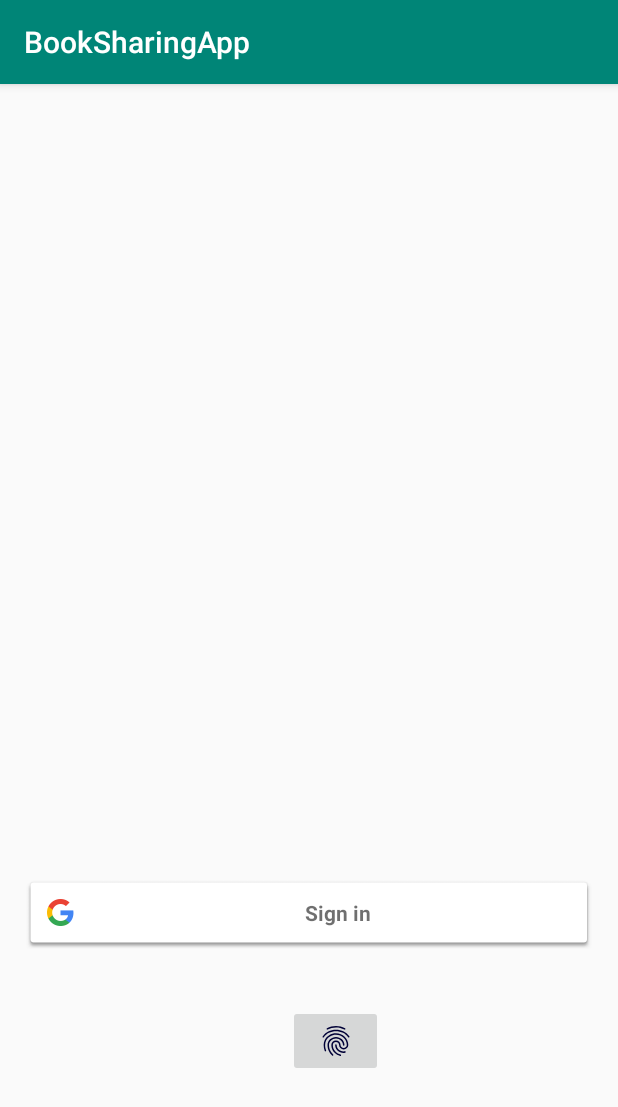
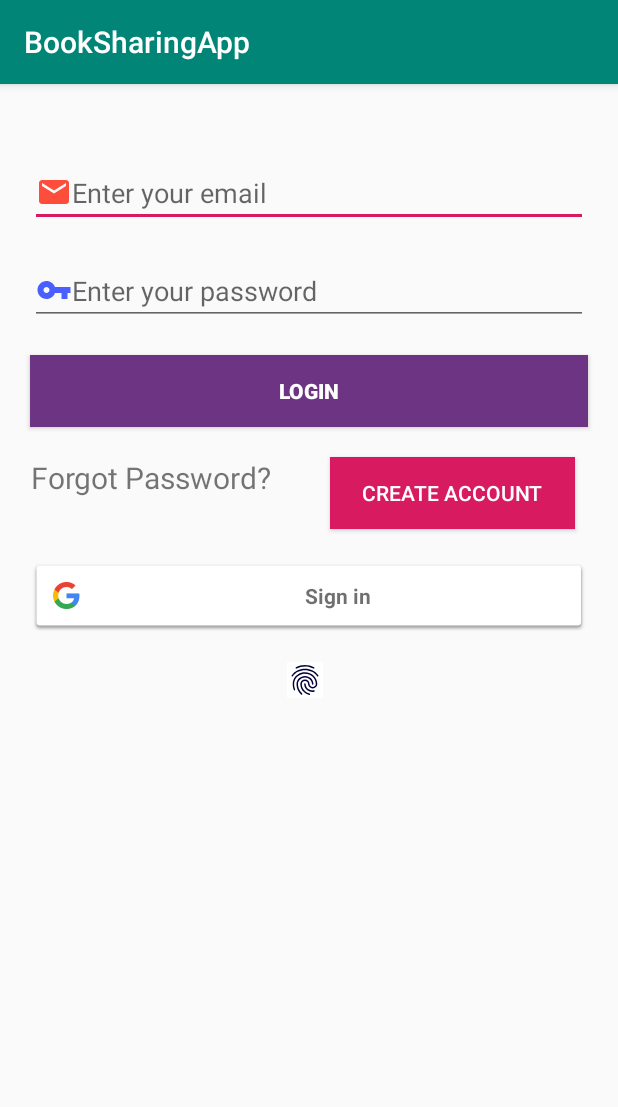
Before and after one commit to SwethaGeetheswaran/BookSharing-App, an Android app: the screen it shows after launch (MainActivity), on a phone screen of 412 x 824 dp. Shown: the top 1107 px of the screen. Run offline under Robolectric (Android 15) with nearby library versions, the phone set to English and light mode, and no system bars; our stand-ins replace Firebase (no records; nobody signed in at launch, a user with empty details on screens opened directly).

Commit message:
Login and Create Account screen

```diff
--- a/app/build.gradle
+++ b/app/build.gradle
@@ -25,7 +25,7 @@ android {
 
 dependencies {
     implementation fileTree(dir: 'libs', include: ['*.jar'])
-    implementation"org.jetbrains.kotlin:kotlin-stdlib-jdk7:$kotlin_version"
+    implementation "org.jetbrains.kotlin:kotlin-stdlib-jdk7:$kotlin_version"
     implementation 'androidx.appcompat:appcompat:1.1.0'
     implementation 'androidx.core:core-ktx:1.1.0'
     implementation 'androidx.constraintlayout:constraintlayout:1.1.3'
@@ -39,10 +39,12 @@ dependencies {
     implementation 'com.google.firebase:firebase-analytics:17.2.0'
 
     //Navigation Drawer
-    implementation 'com.google.android.material:material:1.1.0-beta01'
+    implementation 'com.google.android.material:material:1.2.0-alpha01'
 
     //Biometrics- Fingerprint
     implementation 'androidx.biometric:biometric:1.0.0-rc01'
+    //Firebase- Database
+    implementation 'com.google.firebase:firebase-database:19.2.0'
     testImplementation 'junit:junit:4.12'
     androidTestImplementation 'androidx.test.ext:junit:1.1.1'
     androidTestImplementation 'androidx.test.espresso:espresso-core:3.2.0'
--- a/app/src/main/AndroidManifest.xml
+++ b/app/src/main/AndroidManifest.xml
@@ -21,6 +21,8 @@
         </activity>
 
         <activity android:name=".HomeActivity"/>
+        <activity android:name=".createAccount_Activity"/>
+        <activity android:name=".Forgot_password_activity"/>
     </application>
 
 </manifest>
--- a/app/src/main/java/com/example/booksharingapp/LoginActivity.kt
+++ b/app/src/main/java/com/example/booksharingapp/LoginActivity.kt
@@ -4,8 +4,9 @@ import android.content.Context
 import android.content.Intent
 import androidx.appcompat.app.AppCompatActivity
 import android.os.Bundle
+import android.text.TextUtils
 import android.util.Log
-import android.view.View
+import android.widget.ProgressBar
 import android.widget.Toast
 import com.google.android.gms.auth.api.signin.GoogleSignIn
 import com.google.android.gms.auth.api.signin.GoogleSignInAccount
@@ -19,11 +20,12 @@ import kotlinx.android.synthetic.main.login_activity.*
 import androidx.biometric.BiometricPrompt
 import java.util.concurrent.Executors
 import androidx.biometric.BiometricConstants.ERROR_NEGATIVE_BUTTON
-
+import androidx.core.view.isVisible
 
 
 class MainActivity : AppCompatActivity() {
 
+    private val TAG = "MainActivity"
     val RC_SIGN_IN: Int = 1
     lateinit var mGoogleSignInClient: GoogleSignInClient
     lateinit var mGoogleSignInOptions: GoogleSignInOptions
@@ -31,6 +33,8 @@ class MainActivity : AppCompatActivity() {
 
     var biometricPrompt: BiometricPrompt? = null
     val newExecutor = Executors.newSingleThreadExecutor()
+
+    private var mProgressBar: ProgressBar? = null
 
     private val callback = object : BiometricPrompt.AuthenticationCallback() {
         override fun onAuthenticationError(errorCode: Int, errString: CharSequence) {
@@ -70,21 +74,39 @@ class MainActivity : AppCompatActivity() {
         setupUI()
         firebaseAuth = FirebaseAuth.getInstance()
 
+        initializeforFingerprint()
+        intializeForLogin()
+        initializeForCreateAccount()
+        login_button.setOnClickListener { loginWithEmailandPassword() }
+    }
+
+
+    private fun initializeForCreateAccount(){
+        create_account_button.setOnClickListener {
+            startActivity(createAccount_Activity.getLaunchIntent(this))
+        }
+
+    }
+
+    private fun intializeForLogin(){
+        mProgressBar = ProgressBar(this)
+        forgot_password.setOnClickListener {
+            startActivity(Intent(this,Forgot_password_activity::class.java))
+        }
+    }
+
+    private fun initializeforFingerprint(){
         if (biometricPrompt == null)
             biometricPrompt = BiometricPrompt(this, newExecutor, callback)
 
 
         fingerprint_authentication.setOnClickListener {
-                Log.v("MainActivty","Fingerprint")
-                val promptInfo = buildBiometricPrompt()
-                biometricPrompt!!.authenticate(promptInfo)
-
-
-            Log.v("MainActivty","Fingerprint-2")
+            Log.v("MainActivty","Fingerprint")
+            val promptInfo = buildBiometricPrompt()
+            biometricPrompt!!.authenticate(promptInfo)
         }
 
     }
-
 
     private fun buildBiometricPrompt(): BiometricPrompt.PromptInfo {
         return BiometricPrompt.PromptInfo.Builder()
@@ -95,6 +117,29 @@ class MainActivity : AppCompatActivity() {
             .build()
     }
 
+    private fun loginWithEmailandPassword(){
+        val email = login_email?.text.toString()
+        val password = login_password?.text.toString()
+        if (!TextUtils.isEmpty(email) && !TextUtils.isEmpty(password)) {
+            //mProgressBar!!.text
+            mProgressBar!!.isVisible = true
+            Log.d(TAG, "Logging in user.")
+            firebaseAuth.signInWithEmailAndPassword(email, password)
+                .addOnCompleteListener(this) { task ->
+                    mProgressBar!!.isVisible = false
+                    if (task.isSuccessful) {
+                        Log.d(TAG, "signInWithEmail:success")
+                        startActivity(Intent(this,HomeActivity::class.java))
+                    } else {
+                        Log.e(TAG, "signInWithEmail:failure", task.exception)
+                        Toast.makeText(this, "Authentication failed.",
+                            Toast.LENGTH_SHORT).show()
+                    }
+                }
+        } else {
+            Toast.makeText(this, "Enter all details", Toast.LENGTH_SHORT).show()
+        }
+    }
 
     private fun configureGoogleSignIn() {
         mGoogleSignInOptions = GoogleSignInOptions.Builder(GoogleSignInOptions.DEFAULT_SIGN_IN)
--- /dev/null
+++ b/app/src/main/res/drawable-anydpi/ic_email.xml
@@ -0,0 +1,11 @@
+<vector xmlns:android="http://schemas.android.com/apk/res/android"
+    android:width="24dp"
+    android:height="24dp"
+    android:viewportWidth="24"
+    android:viewportHeight="24"
+    android:tint="#FF230B"
+    android:alpha="0.8">
+    <path
+        android:fillColor="#FF000000"
+        android:pathData="M20,4L4,4c-1.1,0 -1.99,0.9 -1.99,2L2,18c0,1.1 0.9,2 2,2h16c1.1,0 2,-0.9 2,-2L22,6c0,-1.1 -0.9,-2 -2,-2zM20,8l-8,5 -8,-5L4,6l8,5 8,-5v2z"/>
+</vector>
--- /dev/null
+++ b/app/src/main/res/drawable-anydpi/ic_password.xml
@@ -0,0 +1,11 @@
+<vector xmlns:android="http://schemas.android.com/apk/res/android"
+    android:width="24dp"
+    android:height="24dp"
+    android:viewportWidth="24"
+    android:viewportHeight="24"
+    android:tint="#1D39FF"
+    android:alpha="0.8">
+    <path
+        android:fillColor="#FF000000"
+        android:pathData="M12.65,10C11.83,7.67 9.61,6 7,6c-3.31,0 -6,2.69 -6,6s2.69,6 6,6c2.61,0 4.83,-1.67 5.65,-4H17v4h4v-4h2v-4H12.65zM7,14c-1.1,0 -2,-0.9 -2,-2s0.9,-2 2,-2 2,0.9 2,2 -0.9,2 -2,2z"/>
+</vector>
--- a/app/src/main/res/layout/login_activity.xml
+++ b/app/src/main/res/layout/login_activity.xml
@@ -1,37 +1,96 @@
 <?xml version="1.0" encoding="utf-8"?>
-<androidx.constraintlayout.widget.ConstraintLayout
+<RelativeLayout
     xmlns:android="http://schemas.android.com/apk/res/android"
-    xmlns:app="http://schemas.android.com/apk/res-auto"
+    xmlns:tools="http://schemas.android.com/tools"
     android:layout_width="match_parent"
     android:layout_height="match_parent">
 
+
+    <EditText
+        android:id="@+id/login_email"
+        android:layout_width="match_parent"
+        android:layout_height="wrap_content"
+        android:hint="@string/email"
+        android:autofillHints="@string/email"
+        tools:targetApi="o"
+        android:inputType="textEmailAddress"
+        android:drawableStart="@drawable/ic_email"
+        android:layout_marginTop="50dp"
+        android:layout_marginStart="20dp"
+        android:layout_marginEnd="20dp"/>
+
+    <EditText
+        android:id="@+id/login_password"
+        android:layout_width="match_parent"
+        android:layout_height="wrap_content"
+        android:layout_below="@id/login_email"
+        android:layout_marginTop="20dp"
+        android:layout_marginStart="20dp"
+        android:drawableStart="@drawable/ic_password"
+        android:layout_marginEnd="20dp"
+        android:hint="@string/password"
+        android:autofillHints="@string/password"
+        tools:targetApi="o"
+        android:inputType="textPassword" />
+
+    <Button
+        android:id="@+id/login_button"
+        android:layout_width="match_parent"
+        android:layout_height="wrap_content"
+        android:layout_below="@id/login_password"
+        android:layout_marginTop="20dp"
+        android:layout_marginStart="20dp"
+        android:layout_marginEnd="20dp"
+        android:background="@color/colorPurple"
+        android:text="@string/login"
+        android:textColor="@android:color/white"
+        android:textStyle="bold" />
+
+    <TextView
+        android:id="@+id/forgot_password"
+        android:layout_width="wrap_content"
+        android:layout_height="wrap_content"
+        android:layout_below="@id/login_button"
+        android:layout_marginStart="20dp"
+        android:layout_marginTop="20dp"
+        android:layout_marginEnd="20dp"
+        android:clickable="true"
+        android:gravity="center_horizontal"
+        android:text="@string/forgot_password"
+        android:textSize="20sp"
+        android:focusable="true" />
+
+    <Button
+        android:id="@+id/create_account_button"
+        android:layout_width="163dp"
+        android:layout_height="wrap_content"
+        android:layout_below="@id/login_button"
+        android:layout_marginStart="20dp"
+        android:layout_marginTop="20dp"
+        android:layout_marginEnd="20dp"
+        android:background="@color/colorAccent"
+        android:layout_toEndOf="@id/forgot_password"
+        android:textColor="@android:color/white"
+        android:text="@string/create_account" />
+
     <com.google.android.gms.common.SignInButton
         android:id="@+id/google_button"
-        android:layout_width="0dp"
+        android:layout_width="match_parent"
         android:layout_height="wrap_content"
-        android:layout_marginStart="8dp"
-        android:layout_marginTop="8dp"
-        android:layout_marginEnd="8dp"
-        android:layout_marginBottom="8dp"
-        android:padding="8dp"
-        app:layout_constraintBottom_toBottomOf="parent"
-        app:layout_constraintEnd_toEndOf="parent"
-        app:layout_constraintHorizontal_bias="0.0"
-        app:layout_constraintStart_toStartOf="parent"
-        app:layout_constraintTop_toTopOf="parent"
-        app:layout_constraintVertical_bias="0.745" />
+        android:layout_below="@id/create_account_button"
+        android:layout_marginStart="20dp"
+        android:layout_marginTop="20dp"
+        android:layout_marginEnd="20dp" />
 
     <ImageButton
         android:id="@+id/fingerprint_authentication"
-        android:layout_width="63dp"
-        android:layout_height="48dp"
-        android:src="@drawable/ic_fingerprint"
-        app:layout_constraintBottom_toBottomOf="parent"
-        app:layout_constraintHorizontal_bias="0.551"
-        app:layout_constraintLeft_toLeftOf="parent"
-        app:layout_constraintRight_toRightOf="parent"
-        app:layout_constraintTop_toTopOf="parent"
-        app:layout_constraintVertical_bias="0.853" />
+        android:layout_width="wrap_content"
+        android:layout_height="wrap_content"
+        android:layout_below="@id/google_button"
+        android:layout_marginStart="191dp"
+        android:layout_marginTop="20dp"
+        android:layout_marginEnd="173dp"
+        android:background="@color/colorWhite"
+        android:src="@drawable/ic_fingerprint" />
 
-
-</androidx.constraintlayout.widget.ConstraintLayout>
+</RelativeLayout>
--- a/app/src/main/res/values/colors.xml
+++ b/app/src/main/res/values/colors.xml
@@ -3,4 +3,6 @@
     <color name="colorPrimary">#008577</color>
     <color name="colorPrimaryDark">#00574B</color>
     <color name="colorAccent">#D81B60</color>
+    <color name="colorPurple">#6C3483</color>
+    <color name="colorWhite">#FFFFFF</color>
 </resources>
--- a/app/src/main/res/values/strings.xml
+++ b/app/src/main/res/values/strings.xml
@@ -5,4 +5,19 @@
     <string name="book_list">Book List</string>
     <string name="logout">Logout</string>
     <string name="fingerprint_authentication">Fingerprint</string>
+
+    <string name="first_name">First name</string>
+    <string name="last_name">Last name</string>
+    <string name="email">Enter your email</string>
+    <string name="password">Enter your password</string>
+    <string name="password2">Re-enter your password</string>
+    <string name="create_account">Create Account</string>
+
+
+    <string name="user_email">Email</string>
+    <string name="user_password">Password</string>
+    <string name="user_first_name">First Name</string>
+    <string name="user_last_name">Last Name</string>
+    <string name="login">Login</string>
+    <string name="forgot_password">Forgot Password?</string>
 </resources>
```
Also changed, not shown: app/src/main/java/com/example/booksharingapp/Forgot_password_activity.kt (added, +13 -0 lines), app/src/main/java/com/example/booksharingapp/createAccount_activity.kt (added, +99 -0 lines), app/src/main/res/layout/create_account.xml (added, +75 -0 lines), app/src/main/res/drawable-hdpi/ic_email.png (added), app/src/main/res/drawable-hdpi/ic_password.png (added), app/src/main/res/drawable-mdpi/ic_email.png (added), app/src/main/res/drawable-mdpi/ic_password.png (added), app/src/main/res/drawable-xhdpi/ic_email.png (added), app/src/main/res/drawable-xhdpi/ic_password.png (added), app/src/main/res/drawable-xxhdpi/ic_email.png (added), app/src/main/res/drawable-xxhdpi/ic_password.png (added), 1 other file.
